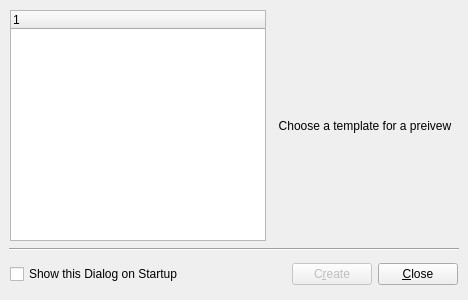
Old version of the form tools/designer/src/designer/newform.ui in the repository arnt/qt-history2.
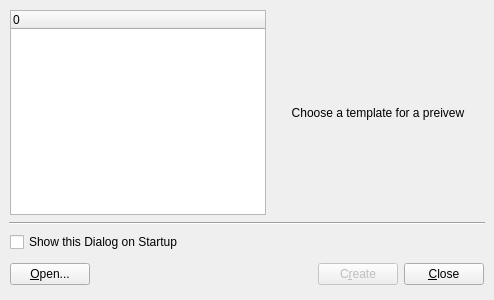
New version of the form.

Commit message:
p4i integration Integrate 174166 from 4.0 to main: Fixes:    Some changes to the NewForm dialog Task:     69072 RevBy:    Roberto Details:  Make the labels for the dialog not be so long and add an open button to the form too.
[git-p4: depot-paths = "//depot/qt/main/": change = 174167]

Patch:
```diff
--- a/tools/designer/src/designer/newform.ui
+++ b/tools/designer/src/designer/newform.ui
@@ -11,7 +11,7 @@
    <rect>
     <x>0</x>
     <y>0</y>
-    <width>468</width>
+    <width>494</width>
     <height>300</height>
    </rect>
   </property>
@@ -49,7 +49,7 @@
          <x>1</x>
          <y>1</y>
          <width>256</width>
-         <height>231</height>
+         <height>205</height>
         </rect>
        </property>
        <property name="sizePolicy" >
@@ -72,6 +72,11 @@
        <property name="columnCount" >
         <number>1</number>
        </property>
+       <column>
+        <property name="text" >
+         <string>0</string>
+        </property>
+       </column>
       </widget>
      </item>
      <item>
@@ -83,8 +88,8 @@
         <rect>
          <x>263</x>
          <y>1</y>
-         <width>186</width>
-         <height>231</height>
+         <width>212</width>
+         <height>205</height>
         </rect>
        </property>
        <property name="sizePolicy" >
@@ -119,8 +124,8 @@
      <property name="geometry" >
       <rect>
        <x>9</x>
-       <y>248</y>
-       <width>450</width>
+       <y>222</y>
+       <width>476</width>
        <height>3</height>
       </rect>
      </property>
@@ -133,44 +138,38 @@
     </widget>
    </item>
    <item>
-    <layout class="QHBoxLayout" >
-     <property name="objectName" >
-      <string notr="true" />
-     </property>
+    <layout class="QGridLayout" >
      <property name="margin" >
       <number>1</number>
      </property>
      <property name="spacing" >
       <number>6</number>
      </property>
-     <item>
-      <widget class="QCheckBox" name="chkShowOnStartup" >
-       <property name="objectName" >
-        <string notr="true" >chkShowOnStartup</string>
-       </property>
+     <item row="1" column="0" >
+      <widget class="QPushButton" name="openButton" >
        <property name="geometry" >
         <rect>
          <x>1</x>
-         <y>6</y>
-         <width>174</width>
-         <height>22</height>
+         <y>27</y>
+         <width>103</width>
+         <height>32</height>
         </rect>
        </property>
        <property name="text" >
-        <string>Show this Dialog on Startup</string>
+        <string>&amp;Open...</string>
        </property>
       </widget>
      </item>
-     <item>
+     <item row="1" column="1" >
       <spacer>
        <property name="objectName" >
         <string notr="true" >horizontalSpacer</string>
        </property>
        <property name="geometry" >
         <rect>
-         <x>181</x>
-         <y>1</y>
-         <width>104</width>
+         <x>110</x>
+         <y>27</y>
+         <width>147</width>
          <height>32</height>
         </rect>
        </property>
@@ -185,7 +184,7 @@
        </property>
       </spacer>
      </item>
-     <item>
+     <item row="1" column="2" >
       <widget class="QPushButton" name="createButton" >
        <property name="objectName" >
         <string notr="true" >createButton</string>
@@ -195,10 +194,10 @@
        </property>
        <property name="geometry" >
         <rect>
-         <x>291</x>
-         <y>2</y>
-         <width>77</width>
-         <height>29</height>
+         <x>263</x>
+         <y>27</y>
+         <width>103</width>
+         <height>32</height>
         </rect>
        </property>
        <property name="text" >
@@ -212,17 +211,17 @@
        </property>
       </widget>
      </item>
-     <item>
+     <item row="1" column="3" >
       <widget class="QPushButton" name="closeButton" >
        <property name="objectName" >
         <string notr="true" >closeButton</string>
        </property>
        <property name="geometry" >
         <rect>
-         <x>374</x>
-         <y>3</y>
-         <width>75</width>
-         <height>27</height>
+         <x>372</x>
+         <y>27</y>
+         <width>103</width>
+         <height>32</height>
         </rect>
        </property>
        <property name="text" >
@@ -236,6 +235,21 @@
        </property>
       </widget>
      </item>
+     <item row="0" column="0" colspan="2" >
+      <widget class="QCheckBox" name="chkShowOnStartup" >
+       <property name="geometry" >
+        <rect>
+         <x>1</x>
+         <y>1</y>
+         <width>256</width>
+         <height>20</height>
+        </rect>
+       </property>
+       <property name="text" >
+        <string>Show this Dialog on Startup</string>
+       </property>
+      </widget>
+     </item>
     </layout>
    </item>
   </layout>
```
Left out of the diff: 27 changed lines with no effect on the pictures. The commit also changes 4 other files.
